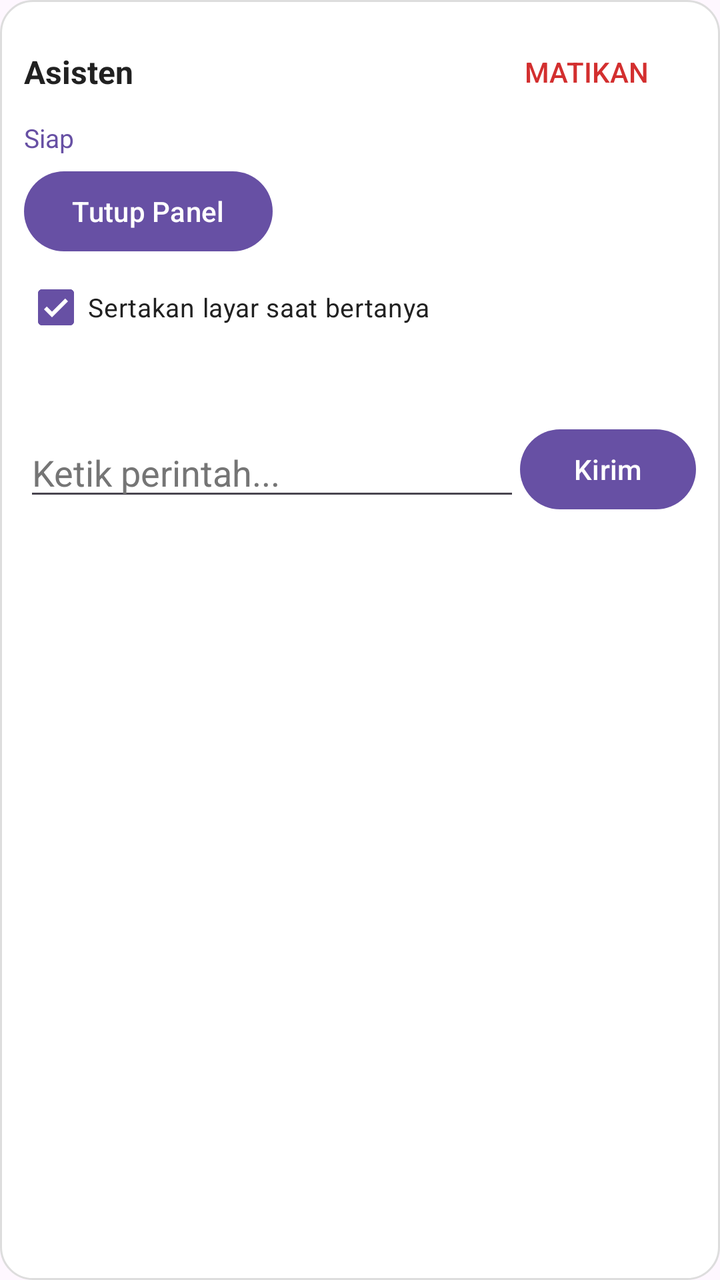
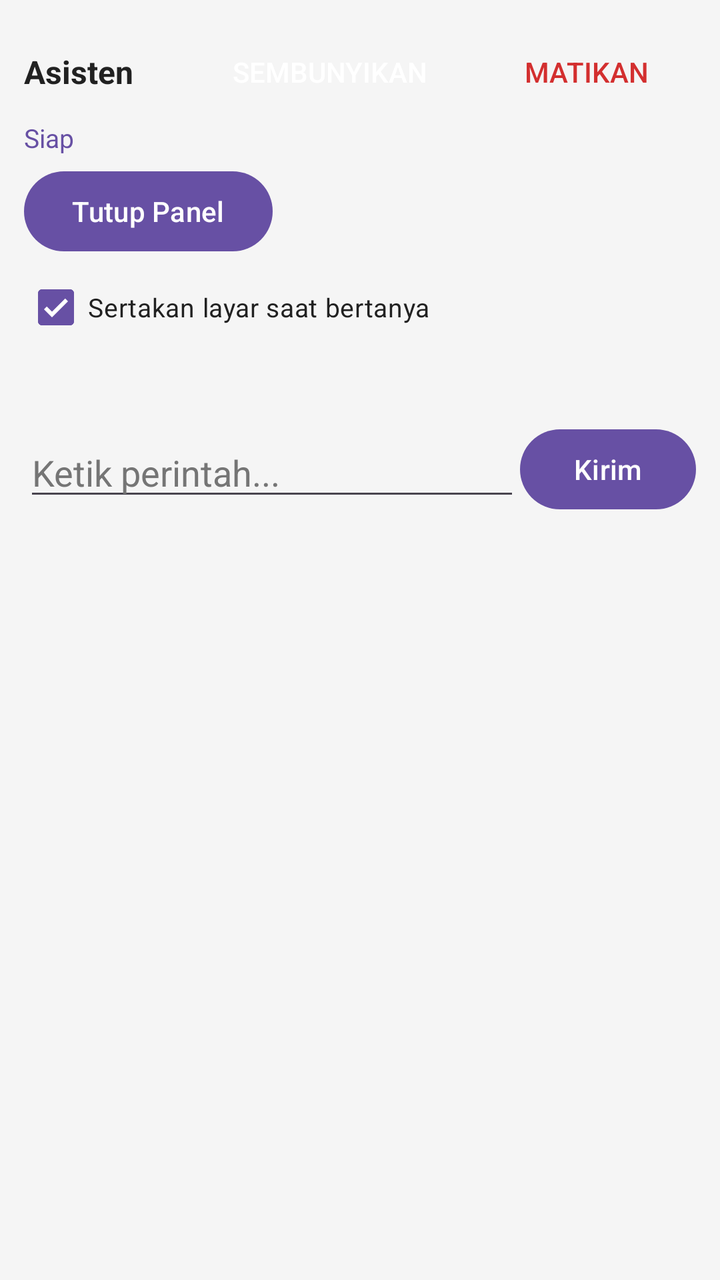

The first picture is an Android layout as it rendered before a commit; the second is the same layout after the commit. The layout source and the unified diff follow.
<!-- AndroidManifest.xml: application theme Theme.Mahiru -->
<!-- res/layout/panel.xml -->
<?xml version="1.0" encoding="utf-8"?>
<LinearLayout xmlns:android="http://schemas.android.com/apk/res/android"
    android:layout_width="match_parent"
    android:layout_height="wrap_content"
    android:background="@drawable/bg_panel"
    android:orientation="vertical"
    android:padding="12dp">

    
    <LinearLayout
        android:layout_width="match_parent"
        android:layout_height="wrap_content"
        android:gravity="center_vertical"
        android:orientation="horizontal">
        <TextView
            android:layout_width="0dp"
            android:layout_height="wrap_content"
            android:layout_weight="1"
            android:text="Asisten"
            android:textColor="#212121"
            android:textSize="16sp"
            android:textStyle="bold" />
        <Button
            android:id="@+id/btnHide"
            style="?android:attr/borderlessButtonStyle"
            android:layout_width="wrap_content"
            android:layout_height="wrap_content"
            android:text="Sembunyikan" />
        <Button
            android:id="@+id/btnQuit"
            style="?android:attr/borderlessButtonStyle"
            android:layout_width="wrap_content"
            android:layout_height="wrap_content"
            android:text="Matikan"
            android:textColor="#D32F2F" />
    </LinearLayout>

    <TextView
        android:id="@+id/status"
        android:layout_width="match_parent"
        android:layout_height="wrap_content"
        android:text="Siap"
        android:textColor="#6750A4"
        android:textSize="13sp" />

    <Button
        android:id="@+id/btnMonitor"
        android:layout_width="wrap_content"
        android:layout_height="wrap_content"
        android:layout_marginTop="4dp"
        android:text="Tutup Panel" />

    <CheckBox
        android:id="@+id/chkScreen"
        android:layout_width="wrap_content"
        android:layout_height="wrap_content"
        android:checked="true"
        android:text="Sertakan layar saat bertanya"
        android:textColor="#212121"
        android:textSize="13sp" />

    <TextView
        android:id="@+id/answer"
        android:layout_width="match_parent"
        android:layout_height="wrap_content"
        android:layout_marginTop="6dp"
        android:maxLines="8"
        android:scrollbars="vertical"
        android:textColor="#212121"
        android:textSize="14sp" />

    <LinearLayout
        android:layout_width="match_parent"
        android:layout_height="wrap_content"
        android:layout_marginTop="8dp"
        android:gravity="center_vertical"
        android:orientation="horizontal">

        <EditText
            android:id="@+id/input"
            android:layout_width="0dp"
            android:layout_height="wrap_content"
            android:layout_weight="1"
            android:hint="Ketik perintah..."
            android:inputType="textCapSentences"
            android:maxLines="3"
            android:textColor="#212121"
            android:textColorHint="#757575" />

        <Button
            android:id="@+id/btnSend"
            android:layout_width="wrap_content"
            android:layout_height="wrap_content"
            android:text="Kirim" />
    </LinearLayout>

    
    <LinearLayout
        android:id="@+id/keyboardContainer"
        android:layout_width="match_parent"
        android:layout_height="wrap_content"
        android:layout_marginTop="8dp"
        android:orientation="vertical"
        android:visibility="gone"
        android:background="#E0E0E0"
        android:padding="4dp">
        
        
        <LinearLayout android:layout_width="match_parent" android:layout_height="wrap_content" android:orientation="horizontal">
            <Button android:id="@+id/key_q" android:layout_width="0dp" android:layout_height="40dp" android:layout_weight="1" android:text="q" android:textSize="12sp" android:padding="0dp" android:minWidth="0dp"/>
            <Button android:id="@+id/key_w" android:layout_width="0dp" android:layout_height="40dp" android:layout_weight="1" android:text="w" android:textSize="12sp" android:padding="0dp" android:minWidth="0dp"/>
            <Button android:id="@+id/key_e" android:layout_width="0dp" android:layout_height="40dp" android:layout_weight="1" android:text="e" android:textSize="12sp" android:padding="0dp" android:minWidth="0dp"/>
            <Button android:id="@+id/key_r" android:layout_width="0dp" android:layout_height="40dp" android:layout_weight="1" android:text="r" android:textSize="12sp" android:padding="0dp" android:minWidth="0dp"/>
            <Button android:id="@+id/key_t" android:layout_width="0dp" android:layout_height="40dp" android:layout_weight="1" android:text="t" android:textSize="12sp" android:padding="0dp" android:minWidth="0dp"/>
            <Button android:id="@+id/key_y" android:layout_width="0dp" android:layout_height="40dp" android:layout_weight="1" android:text="y" android:textSize="12sp" android:padding="0dp" android:minWidth="0dp"/>
            <Button android:id="@+id/key_u" android:layout_width="0dp" android:layout_height="40dp" android:layout_weight="1" android:text="u" android:textSize="12sp" android:padding="0dp" android:minWidth="0dp"/>
            <Button android:id="@+id/key_i" android:layout_width="0dp" android:layout_height="40dp" android:layout_weight="1" android:text="i" android:textSize="12sp" android:padding="0dp" android:minWidth="0dp"/>
            <Button android:id="@+id/key_o" android:layout_width="0dp" android:layout_height="40dp" android:layout_weight="1" android:text="o" android:textSize="12sp" android:padding="0dp" android:minWidth="0dp"/>
            <Button android:id="@+id/key_p" android:layout_width="0dp" android:layout_height="40dp" android:layout_weight="1" android:text="p" android:textSize="12sp" android:padding="0dp" android:minWidth="0dp"/>
        </LinearLayout>

        
        <LinearLayout android:layout_width="match_parent" android:layout_height="wrap_content" android:orientation="horizontal">
            <Button android:id="@+id/key_a" android:layout_width="0dp" android:layout_height="40dp" android:layout_weight="1" android:text="a" android:textSize="12sp" android:padding="0dp" android:minWidth="0dp"/>
            <Button android:id="@+id/key_s" android:layout_width="0dp" android:layout_height="40dp" android:layout_weight="1" android:text="s" android:textSize="12sp" android:padding="0dp" android:minWidth="0dp"/>
            <Button android:id="@+id/key_d" android:layout_width="0dp" android:layout_height="40dp" android:layout_weight="1" android:text="d" android:textSize="12sp" android:padding="0dp" android:minWidth="0dp"/>
            <Button android:id="@+id/key_f" android:layout_width="0dp" android:layout_height="40dp" android:layout_weight="1" android:text="f" android:textSize="12sp" android:padding="0dp" android:minWidth="0dp"/>
            <Button android:id="@+id/key_g" android:layout_width="0dp" android:layout_height="40dp" android:layout_weight="1" android:text="g" android:textSize="12sp" android:padding="0dp" android:minWidth="0dp"/>
            <Button android:id="@+id/key_h" android:layout_width="0dp" android:layout_height="40dp" android:layout_weight="1" android:text="h" android:textSize="12sp" android:padding="0dp" android:minWidth="0dp"/>
            <Button android:id="@+id/key_j" android:layout_width="0dp" android:layout_height="40dp" android:layout_weight="1" android:text="j" android:textSize="12sp" android:padding="0dp" android:minWidth="0dp"/>
            <Button android:id="@+id/key_k" android:layout_width="0dp" android:layout_height="40dp" android:layout_weight="1" android:text="k" android:textSize="12sp" android:padding="0dp" android:minWidth="0dp"/>
            <Button android:id="@+id/key_l" android:layout_width="0dp" android:layout_height="40dp" android:layout_weight="1" android:text="l" android:textSize="12sp" android:padding="0dp" android:minWidth="0dp"/>
        </LinearLayout>

        
        <LinearLayout android:layout_width="match_parent" android:layout_height="wrap_content" android:orientation="horizontal">
            <Button android:id="@+id/key_shift" android:layout_width="0dp" android:layout_height="40dp" android:layout_weight="1.5" android:text="⇧" android:textSize="12sp" android:padding="0dp" android:minWidth="0dp"/>
            <Button android:id="@+id/key_z" android:layout_width="0dp" android:layout_height="40dp" android:layout_weight="1" android:text="z" android:textSize="12sp" android:padding="0dp" android:minWidth="0dp"/>
            <Button android:id="@+id/key_x" android:layout_width="0dp" android:layout_height="40dp" android:layout_weight="1" android:text="x" android:textSize="12sp" android:padding="0dp" android:minWidth="0dp"/>
            <Button android:id="@+id/key_c" android:layout_width="0dp" android:layout_height="40dp" android:layout_weight="1" android:text="c" android:textSize="12sp" android:padding="0dp" android:minWidth="0dp"/>
            <Button android:id="@+id/key_v" android:layout_width="0dp" android:layout_height="40dp" android:layout_weight="1" android:text="v" android:textSize="12sp" android:padding="0dp" android:minWidth="0dp"/>
            <Button android:id="@+id/key_b" android:layout_width="0dp" android:layout_height="40dp" android:layout_weight="1" android:text="b" android:textSize="12sp" android:padding="0dp" android:minWidth="0dp"/>
            <Button android:id="@+id/key_n" android:layout_width="0dp" android:layout_height="40dp" android:layout_weight="1" android:text="n" android:textSize="12sp" android:padding="0dp" android:minWidth="0dp"/>
            <Button android:id="@+id/key_m" android:layout_width="0dp" android:layout_height="40dp" android:layout_weight="1" android:text="m" android:textSize="12sp" android:padding="0dp" android:minWidth="0dp"/>
            <Button android:id="@+id/key_backspace" android:layout_width="0dp" android:layout_height="40dp" android:layout_weight="1.5" android:text="⌫" android:textSize="12sp" android:padding="0dp" android:minWidth="0dp"/>
        </LinearLayout>

        
        <LinearLayout android:layout_width="match_parent" android:layout_height="wrap_content" android:orientation="horizontal">
            <Button android:id="@+id/key_comma" android:layout_width="0dp" android:layout_height="40dp" android:layout_weight="1" android:text="," android:textSize="12sp" android:padding="0dp" android:minWidth="0dp"/>
            <Button android:id="@+id/key_space" android:layout_width="0dp" android:layout_height="40dp" android:layout_weight="5" android:text="Spasi" android:textSize="12sp" android:padding="0dp" android:minWidth="0dp"/>
            <Button android:id="@+id/key_dot" android:layout_width="0dp" android:layout_height="40dp" android:layout_weight="1" android:text="." android:textSize="12sp" android:padding="0dp" android:minWidth="0dp"/>
            <Button android:id="@+id/key_enter" android:layout_width="0dp" android:layout_height="40dp" android:layout_weight="2" android:text="↵" android:textSize="12sp" android:padding="0dp" android:minWidth="0dp"/>
        </LinearLayout>
    </LinearLayout>
</LinearLayout>
<!-- resources referenced by this layout -->
<resources>
  <!-- drawable bg_panel (drawable) -->
  <?xml version="1.0" encoding="utf-8"?>
  <shape xmlns:android="http://schemas.android.com/apk/res/android" android:shape="rectangle">
      <solid android:color="#FFFFFF" />
      <corners android:radius="16dp" />
      <stroke android:width="1dp" android:color="#DDDDDD" />
  </shape>
  <style name="Theme.Mahiru" parent="Theme.Material3.DayNight.NoActionBar" />
</resources>

<!-- the commit's change to res/layout/panel.xml (unified diff, before → after) -->
@@ -2,11 +2,10 @@
 <LinearLayout xmlns:android="http://schemas.android.com/apk/res/android"
     android:layout_width="match_parent"
     android:layout_height="wrap_content"
-    android:background="@drawable/bg_panel"
+    android:background="#F5F5F5"
     android:orientation="vertical"
     android:padding="12dp">
 
-    
     <LinearLayout
         android:layout_width="match_parent"
         android:layout_height="wrap_content"
@@ -75,7 +74,6 @@
         android:layout_marginTop="8dp"
         android:gravity="center_vertical"
         android:orientation="horizontal">
-
         <EditText
             android:id="@+id/input"
             android:layout_width="0dp"
@@ -86,7 +84,6 @@
             android:maxLines="3"
             android:textColor="#212121"
             android:textColorHint="#757575" />
-
         <Button
             android:id="@+id/btnSend"
             android:layout_width="wrap_content"
@@ -105,7 +102,6 @@
         android:background="#E0E0E0"
         android:padding="4dp">
         
-        
         <LinearLayout android:layout_width="match_parent" android:layout_height="wrap_content" android:orientation="horizontal">
             <Button android:id="@+id/key_q" android:layout_width="0dp" android:layout_height="40dp" android:layout_weight="1" android:text="q" android:textSize="12sp" android:padding="0dp" android:minWidth="0dp"/>
             <Button android:id="@+id/key_w" android:layout_width="0dp" android:layout_height="40dp" android:layout_weight="1" android:text="w" android:textSize="12sp" android:padding="0dp" android:minWidth="0dp"/>
@@ -119,7 +115,6 @@
             <Button android:id="@+id/key_p" android:layout_width="0dp" android:layout_height="40dp" android:layout_weight="1" android:text="p" android:textSize="12sp" android:padding="0dp" android:minWidth="0dp"/>
         </LinearLayout>
 
-        
         <LinearLayout android:layout_width="match_parent" android:layout_height="wrap_content" android:orientation="horizontal">
             <Button android:id="@+id/key_a" android:layout_width="0dp" android:layout_height="40dp" android:layout_weight="1" android:text="a" android:textSize="12sp" android:padding="0dp" android:minWidth="0dp"/>
             <Button android:id="@+id/key_s" android:layout_width="0dp" android:layout_height="40dp" android:layout_weight="1" android:text="s" android:textSize="12sp" android:padding="0dp" android:minWidth="0dp"/>
@@ -132,7 +127,6 @@
             <Button android:id="@+id/key_l" android:layout_width="0dp" android:layout_height="40dp" android:layout_weight="1" android:text="l" android:textSize="12sp" android:padding="0dp" android:minWidth="0dp"/>
         </LinearLayout>
 
-        
         <LinearLayout android:layout_width="match_parent" android:layout_height="wrap_content" android:orientation="horizontal">
             <Button android:id="@+id/key_shift" android:layout_width="0dp" android:layout_height="40dp" android:layout_weight="1.5" android:text="⇧" android:textSize="12sp" android:padding="0dp" android:minWidth="0dp"/>
             <Button android:id="@+id/key_z" android:layout_width="0dp" android:layout_height="40dp" android:layout_weight="1" android:text="z" android:textSize="12sp" android:padding="0dp" android:minWidth="0dp"/>
@@ -145,7 +139,6 @@
             <Button android:id="@+id/key_backspace" android:layout_width="0dp" android:layout_height="40dp" android:layout_weight="1.5" android:text="⌫" android:textSize="12sp" android:padding="0dp" android:minWidth="0dp"/>
         </LinearLayout>
 
-        
         <LinearLayout android:layout_width="match_parent" android:layout_height="wrap_content" android:orientation="horizontal">
             <Button android:id="@+id/key_comma" android:layout_width="0dp" android:layout_height="40dp" android:layout_weight="1" android:text="," android:textSize="12sp" android:padding="0dp" android:minWidth="0dp"/>
             <Button android:id="@+id/key_space" android:layout_width="0dp" android:layout_height="40dp" android:layout_weight="5" android:text="Spasi" android:textSize="12sp" android:padding="0dp" android:minWidth="0dp"/>
<!-- resource entries referenced after the edit -->
@@ -1,12 +1,5 @@
 <!-- resources referenced by this layout -->
 <resources>
-  <!-- drawable bg_panel (drawable) -->
-  <?xml version="1.0" encoding="utf-8"?>
-  <shape xmlns:android="http://schemas.android.com/apk/res/android" android:shape="rectangle">
-      <solid android:color="#FFFFFF" />
-      <corners android:radius="16dp" />
-      <stroke android:width="1dp" android:color="#DDDDDD" />
-  </shape>
   <style name="Theme.Mahiru" parent="Theme.Material3.DayNight.NoActionBar" />
 </resources>
 
